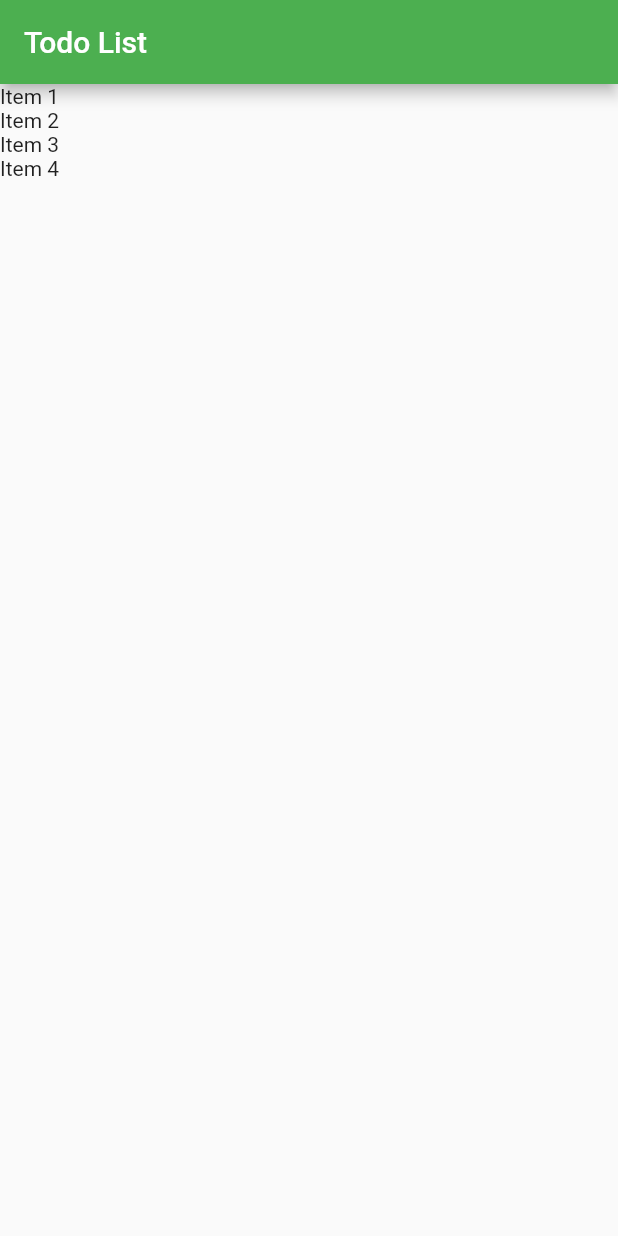
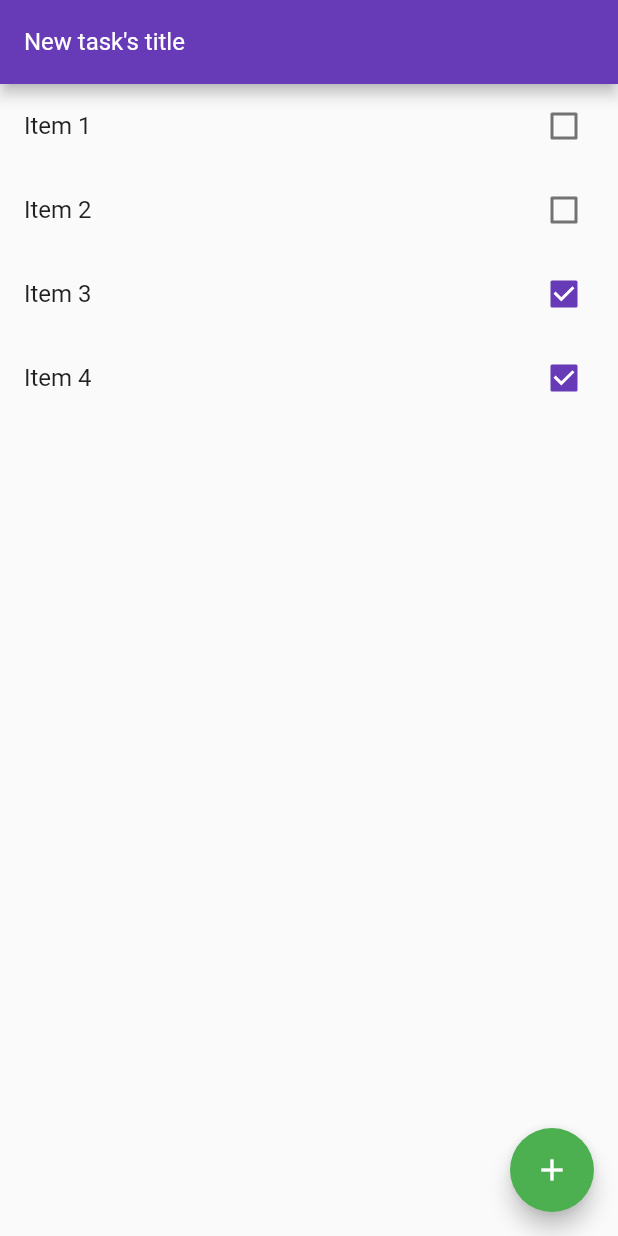
Before and after one commit to lucasGabrielDeAA/flutter-app-example, a Flutter app: the screen it shows after launch, on a phone screen of 412 x 824 dp. Run offline on Flutter 3.47's test engine with Material 2 defaults, Android fonts, the phone set to English and light mode, and no system bars.

Commit message:
Add new task functionality added

```diff
--- a/lib/main.dart
+++ b/lib/main.dart
@@ -11,7 +11,7 @@ class MyApp extends StatelessWidget {
       title: 'Todo App',
       debugShowCheckedModeBanner: false,
       theme: ThemeData(
-        primarySwatch: Colors.green,
+        primarySwatch: Colors.deepPurple,
       ),
       home: HomePage(),
     );
@@ -30,23 +30,61 @@ class HomePage extends StatefulWidget {
     items.add(Item(title: "Item 4", done: true));
   }
 
-
   @override
   _HomePageState createState() => _HomePageState();
 }
 
 class _HomePageState extends State<HomePage> {
+  var newTaskTitleController = TextEditingController();
+
+  void add() {
+    if (newTaskTitleController.text.isEmpty) return;
+
+    setState(() {
+      widget.items.add(Item(title: newTaskTitleController.text, done: false));
+      newTaskTitleController.clear();
+    });
+  }
+
   @override
   Widget build(BuildContext context) {
     return Scaffold(
       appBar: AppBar(
-        title: Text("Todo List"),
+        title: TextFormField(
+          controller: newTaskTitleController,
+          keyboardType: TextInputType.text,
+          style: TextStyle(
+            color: Colors.white,
+          ),
+          decoration: InputDecoration(
+            labelText: "New task's title",
+            labelStyle: TextStyle(
+              color: Colors.white,
+            ),
+          ),
+        ),
       ),
       body: ListView.builder(
         itemCount: widget.items.length,
         itemBuilder: (context, index) {
-          return Text(widget.items[index].title);
+          final item = widget.items[index];
+
+          return CheckboxListTile(
+            title: Text(item.title),
+            key: Key(item.title),
+            value: item.done,
+            onChanged: (value) {
+              setState(() {
+                item.done = value;
+              });
+            },
+          );
         },
+      ),
+      floatingActionButton: FloatingActionButton(
+        onPressed: add,
+        child: Icon(Icons.add),
+        backgroundColor: Colors.green,
       ),
     );
   }
```
